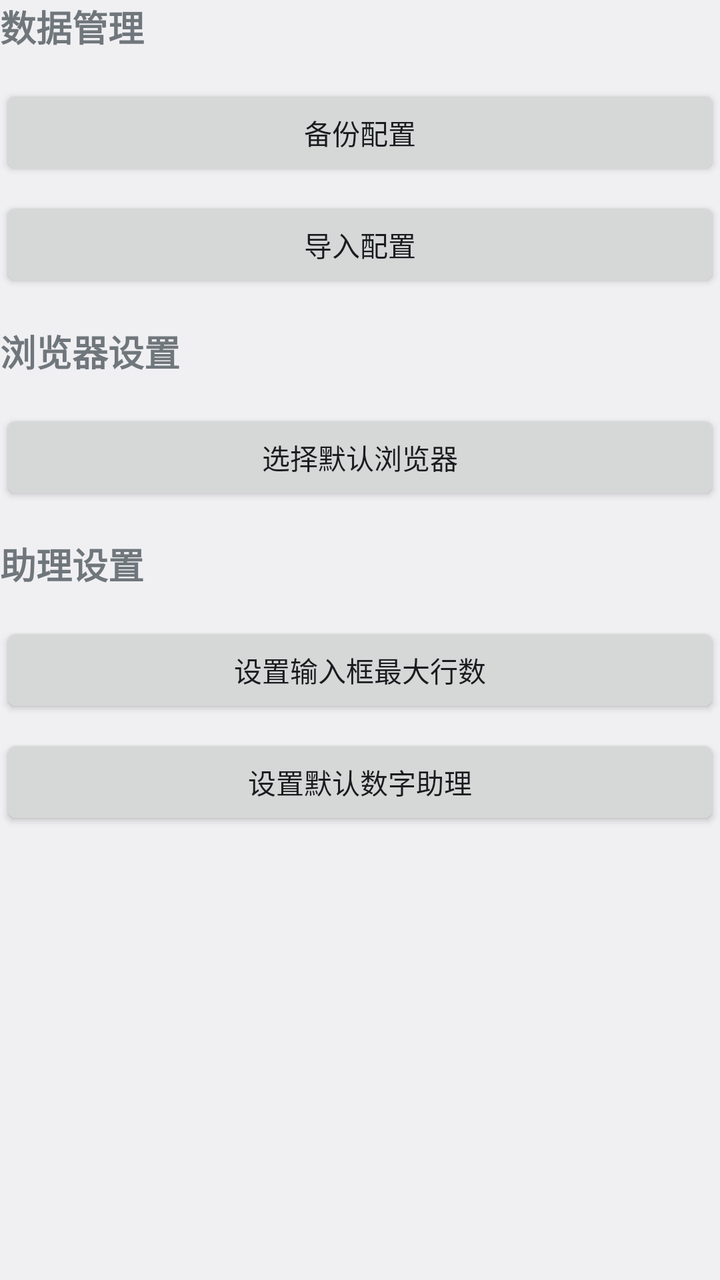
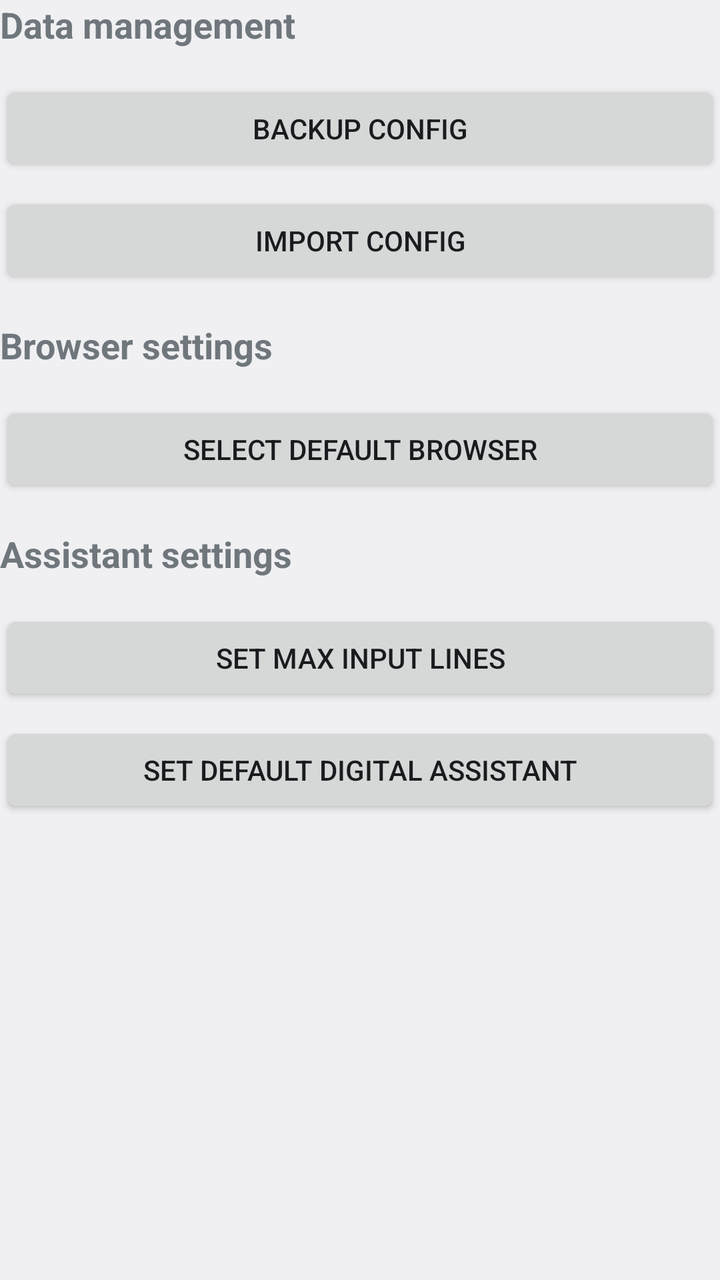

Screens rendered from an Android XML layout before and after an edit, with the pre-edit source and the edit as a unified diff.
<!-- AndroidManifest.xml: application theme AppTheme -->
<!-- res/layout/activity_settings.xml -->
<?xml version="1.0" encoding="utf-8"?>
<LinearLayout xmlns:android="http://schemas.android.com/apk/res/android"
    xmlns:tools="http://schemas.android.com/tools"
    android:layout_width="match_parent"
    android:layout_height="match_parent"
    android:layout_marginLeft="8dp"
    android:layout_marginRight="8dp"
    android:fitsSystemWindows="true"
    android:orientation="vertical"
    tools:ignore="HardcodedText">

    <TextView
        android:layout_width="match_parent"
        android:layout_height="wrap_content"
        android:layout_marginBottom="16dp"
        android:text="数据管理"
        android:textSize="18sp"
        android:textStyle="bold" />

    <Button
        android:id="@+id/btn_backup"
        android:layout_width="match_parent"
        android:layout_height="wrap_content"
        android:layout_marginBottom="8dp"
        android:text="备份配置" />

    <Button
        android:id="@+id/btn_import"
        android:layout_width="match_parent"
        android:layout_height="wrap_content"
        android:layout_marginBottom="16dp"
        android:text="导入配置" />

    <TextView
        android:layout_width="match_parent"
        android:layout_height="wrap_content"
        android:layout_marginBottom="16dp"
        android:text="浏览器设置"
        android:textSize="18sp"
        android:textStyle="bold" />

    <Button
        android:id="@+id/btn_select_browser"
        android:layout_width="match_parent"
        android:layout_height="wrap_content"
        android:layout_marginBottom="16dp"
        android:text="选择默认浏览器" />

    <TextView
        android:layout_width="match_parent"
        android:layout_height="wrap_content"
        android:layout_marginBottom="16dp"
        android:text="助理设置"
        android:textSize="18sp"
        android:textStyle="bold" />

    <Button
        android:id="@+id/btn_set_max_lines"
        android:layout_width="match_parent"
        android:layout_height="wrap_content"
        android:layout_marginBottom="8dp"
        android:text="设置输入框最大行数" />

    <Button
        android:id="@+id/btn_set_default_assistant"
        android:layout_width="match_parent"
        android:layout_height="wrap_content"
        android:text="设置默认数字助理" />

</LinearLayout>
<!-- resources referenced by this layout -->
<resources>
  <style name="AppTheme" parent="@android:style/Theme.DeviceDefault.Light.NoActionBar">
          <item name="android:statusBarColor">@android:color/white</item>
          <item name="android:windowLightStatusBar">true</item>
      </style>
</resources>

<!-- the commit's change to res/layout/activity_settings.xml (unified diff, before → after) -->
@@ -6,14 +6,13 @@
     android:layout_marginLeft="8dp"
     android:layout_marginRight="8dp"
     android:fitsSystemWindows="true"
-    android:orientation="vertical"
-    tools:ignore="HardcodedText">
+    android:orientation="vertical">
 
     <TextView
         android:layout_width="match_parent"
         android:layout_height="wrap_content"
         android:layout_marginBottom="16dp"
-        android:text="数据管理"
+        android:text="@string/data_management"
         android:textSize="18sp"
         android:textStyle="bold" />
 
@@ -22,20 +21,20 @@
         android:layout_width="match_parent"
         android:layout_height="wrap_content"
         android:layout_marginBottom="8dp"
-        android:text="备份配置" />
+        android:text="@string/backup_config" />
 
     <Button
         android:id="@+id/btn_import"
         android:layout_width="match_parent"
         android:layout_height="wrap_content"
         android:layout_marginBottom="16dp"
-        android:text="导入配置" />
+        android:text="@string/import_config" />
 
     <TextView
         android:layout_width="match_parent"
         android:layout_height="wrap_content"
         android:layout_marginBottom="16dp"
-        android:text="浏览器设置"
+        android:text="@string/browser_settings"
         android:textSize="18sp"
         android:textStyle="bold" />
 
@@ -44,13 +43,13 @@
         android:layout_width="match_parent"
         android:layout_height="wrap_content"
         android:layout_marginBottom="16dp"
-        android:text="选择默认浏览器" />
+        android:text="@string/select_default_browser" />
 
     <TextView
         android:layout_width="match_parent"
         android:layout_height="wrap_content"
         android:layout_marginBottom="16dp"
-        android:text="助理设置"
+        android:text="@string/assistant_settings"
         android:textSize="18sp"
         android:textStyle="bold" />
 
@@ -59,12 +58,12 @@
         android:layout_width="match_parent"
         android:layout_height="wrap_content"
         android:layout_marginBottom="8dp"
-        android:text="设置输入框最大行数" />
+        android:text="@string/set_max_lines" />
 
     <Button
         android:id="@+id/btn_set_default_assistant"
         android:layout_width="match_parent"
         android:layout_height="wrap_content"
-        android:text="设置默认数字助理" />
+        android:text="@string/set_default_assistant" />
 
 </LinearLayout>
<!-- resource entries referenced after the edit -->
@@ -1,5 +1,13 @@
 <!-- resources referenced by this layout -->
 <resources>
+  <string name="assistant_settings">Assistant settings</string>
+  <string name="backup_config">Backup config</string>
+  <string name="browser_settings">Browser settings</string>
+  <string name="data_management">Data management</string>
+  <string name="import_config">Import config</string>
+  <string name="select_default_browser">Select default browser</string>
+  <string name="set_default_assistant">Set default digital assistant</string>
+  <string name="set_max_lines">Set max input lines</string>
   <style name="AppTheme" parent="@android:style/Theme.DeviceDefault.Light.NoActionBar">
           <item name="android:statusBarColor">@android:color/white</item>
           <item name="android:windowLightStatusBar">true</item>
